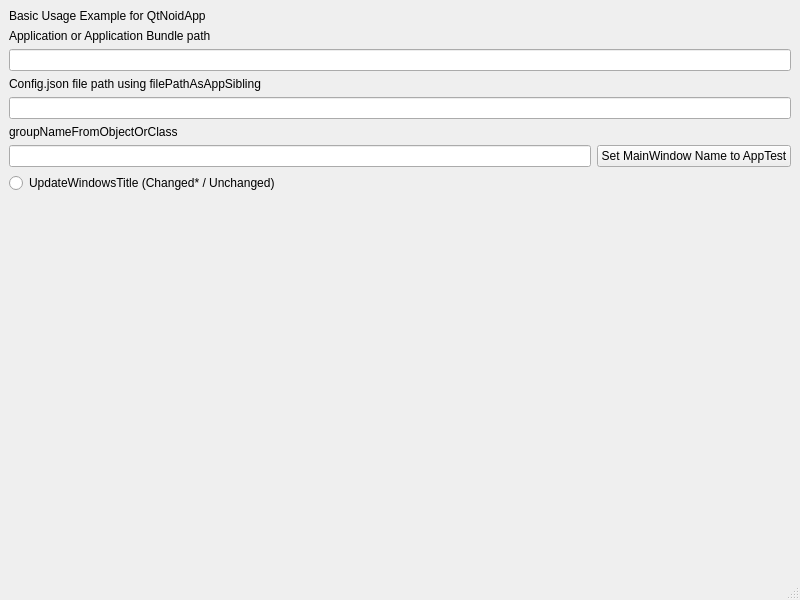
Before: the Qt Designer form Examples/AppBasicUsage/mainwindow.ui in g-gualeni/QtNoid2, drawn with Qt 5.
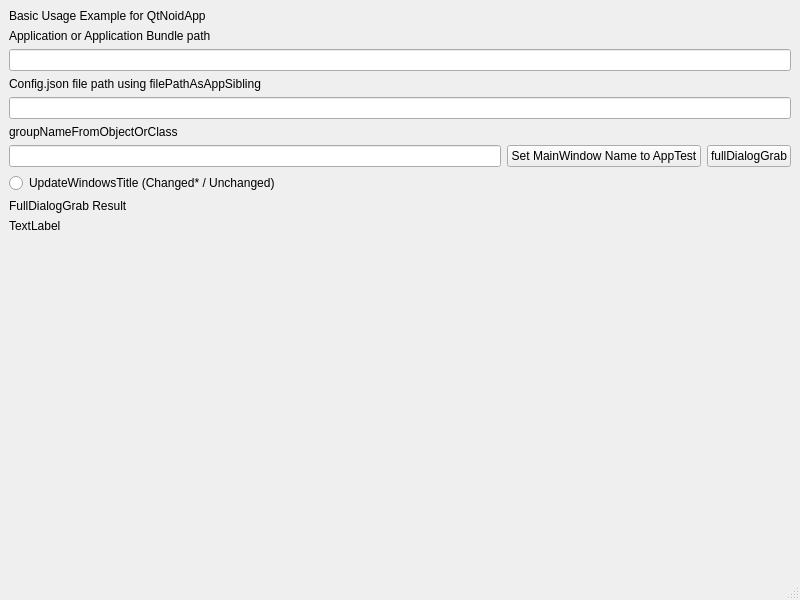
After: the same form once the commit is applied.

Commit message:
QtNoid:::App::Settings::fullDialogGrab() completed
Documentation and Example completed

The edit to the form file:
```diff
--- a/Examples/AppBasicUsage/mainwindow.ui
+++ b/Examples/AppBasicUsage/mainwindow.ui
@@ -61,6 +61,13 @@
         </property>
        </widget>
       </item>
+      <item>
+       <widget class="QPushButton" name="cmdFullDialogGrab">
+        <property name="text">
+         <string>fullDialogGrab</string>
+        </property>
+       </widget>
+      </item>
      </layout>
     </item>
     <item>
@@ -70,6 +77,20 @@
       </property>
      </widget>
     </item>
+    <item>
+     <widget class="QLabel" name="label_5">
+      <property name="text">
+       <string>FullDialogGrab Result</string>
+      </property>
+     </widget>
+    </item>
+    <item>
+     <widget class="QLabel" name="txtFullDialogGrab">
+      <property name="text">
+       <string>TextLabel</string>
+      </property>
+     </widget>
+    </item>
     <item>
      <spacer name="verticalSpacer">
       <property name="orientation">
```
The commit also changes 5 other files.
